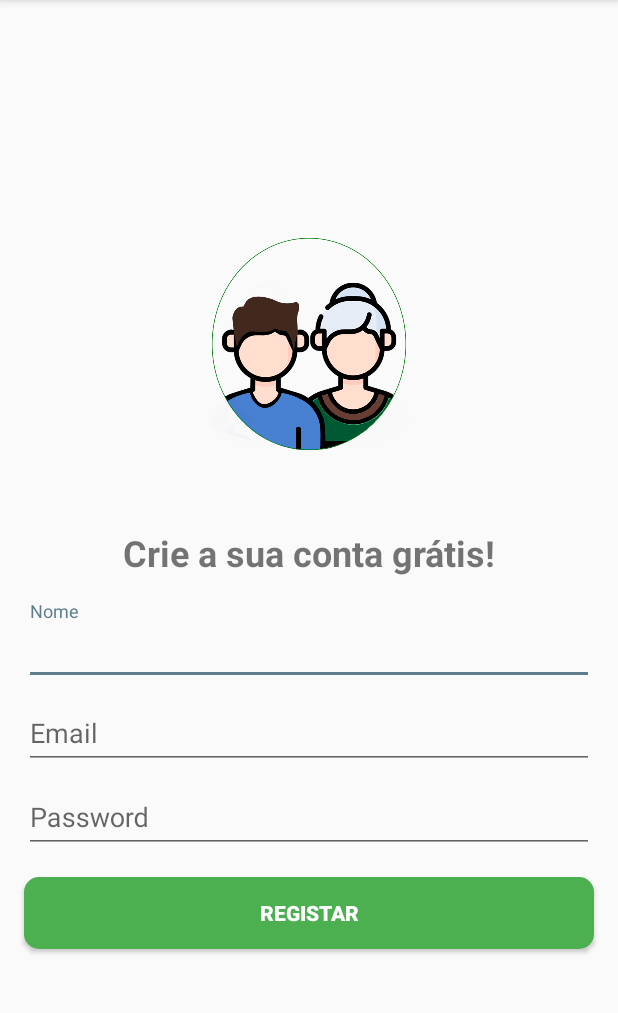
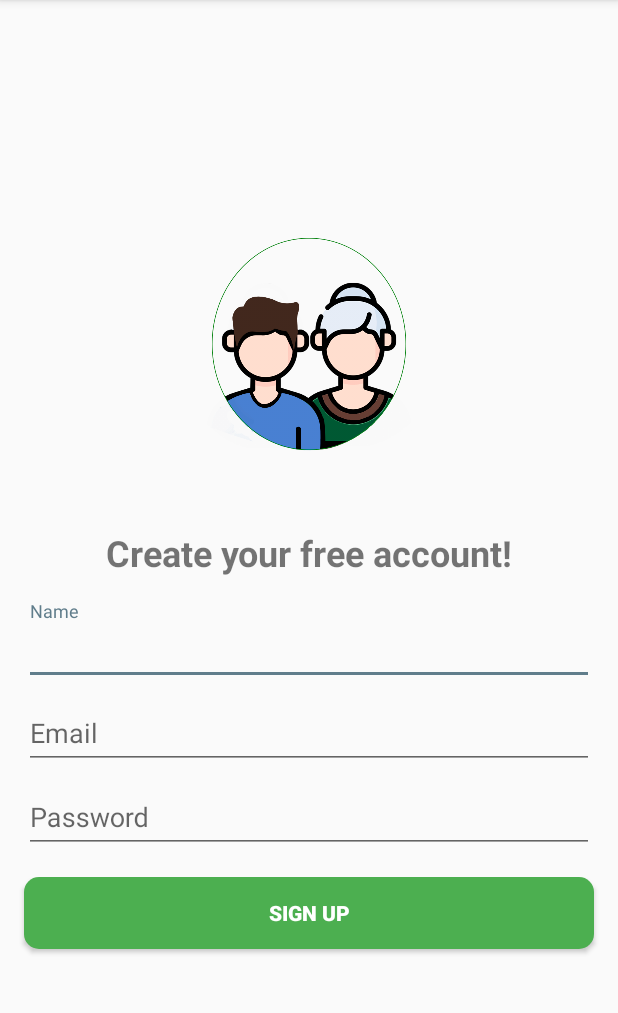
Before and after one commit to DavidsJulio/DiabetesTracker_PFinal, an Android app: the RegistoActivity screen opened directly, with no data from a screen before it, on a phone screen of 412 x 824 dp, the part 84-1097 px from its top. Run offline under Robolectric (Android 15) with nearby library versions, the phone set to English and light mode, and no system bars.

Commit message:
Correcting strings xml file regarding login and registo activity
TODO: changing the imageView to the app logo

```diff
--- a/app/src/main/res/layout/activity_registo.xml
+++ b/app/src/main/res/layout/activity_registo.xml
@@ -25,7 +25,7 @@
         android:layout_marginBottom="16dp"
         android:layout_marginEnd="16dp"
         android:layout_marginStart="16dp"
-        android:text="Crie a sua conta grátis!"
+        android:text="@string/crie_a_sua_conta_gratis"
         android:textSize="24sp"
         android:textStyle="bold"
         app:layout_constraintBottom_toTopOf="@+id/textInputLayout2"
@@ -49,7 +49,7 @@
         <com.google.android.material.textfield.TextInputEditText
             android:layout_width="match_parent"
             android:layout_height="wrap_content"
-            android:hint="Nome" />
+            android:hint="@string/nome" />
 
         <com.google.android.material.textfield.TextInputLayout
             android:layout_width="match_parent"
@@ -58,7 +58,7 @@
             <com.google.android.material.textfield.TextInputEditText
                 android:layout_width="match_parent"
                 android:layout_height="wrap_content"
-                android:hint="Email" />
+                android:hint="@string/email" />
 
             <com.google.android.material.textfield.TextInputLayout
                 android:layout_width="match_parent"
@@ -67,7 +67,7 @@
                 <com.google.android.material.textfield.TextInputEditText
                     android:layout_width="match_parent"
                     android:layout_height="wrap_content"
-                    android:hint="Password" />
+                    android:hint="@string/password" />
             </com.google.android.material.textfield.TextInputLayout>
         </com.google.android.material.textfield.TextInputLayout>
     </com.google.android.material.textfield.TextInputLayout>
@@ -79,7 +79,7 @@
         android:layout_marginEnd="16dp"
         android:layout_marginStart="16dp"
         android:background="@drawable/background_botao_verde"
-        android:text="Registar"
+        android:text="@string/registar"
         android:textColor="@android:color/white"
         android:textStyle="bold"
         app:layout_constraintBottom_toBottomOf="parent"
--- a/app/src/main/res/values/strings.xml
+++ b/app/src/main/res/values/strings.xml
@@ -18,4 +18,15 @@
     <!-- intro_1 -->
     <string name="tvIntro_1_1">Diabetes Information</string>
     <string name="tvIntro1_2">Here you can manage your diabetes\n the easiest way</string>
+
+    <!-- Registo_Activity -->
+    <string name="crie_a_sua_conta_gratis">Create your free account!</string>
+    <string name="nome">Name</string>
+    <string name="email">Email</string>
+    <string name="password">Password</string>
+    <string name="registar">Sign Up</string>
+
+    <!-- Login Activity -->
+    <string name="acesse_sua_conta">Access to your account</string>
+    <string name="entrar">Sign In</string>
 </resources>
```
Also changed, not shown: app/src/main/res/layout/activity_login.xml (+8 -8 lines), 1 other file.
